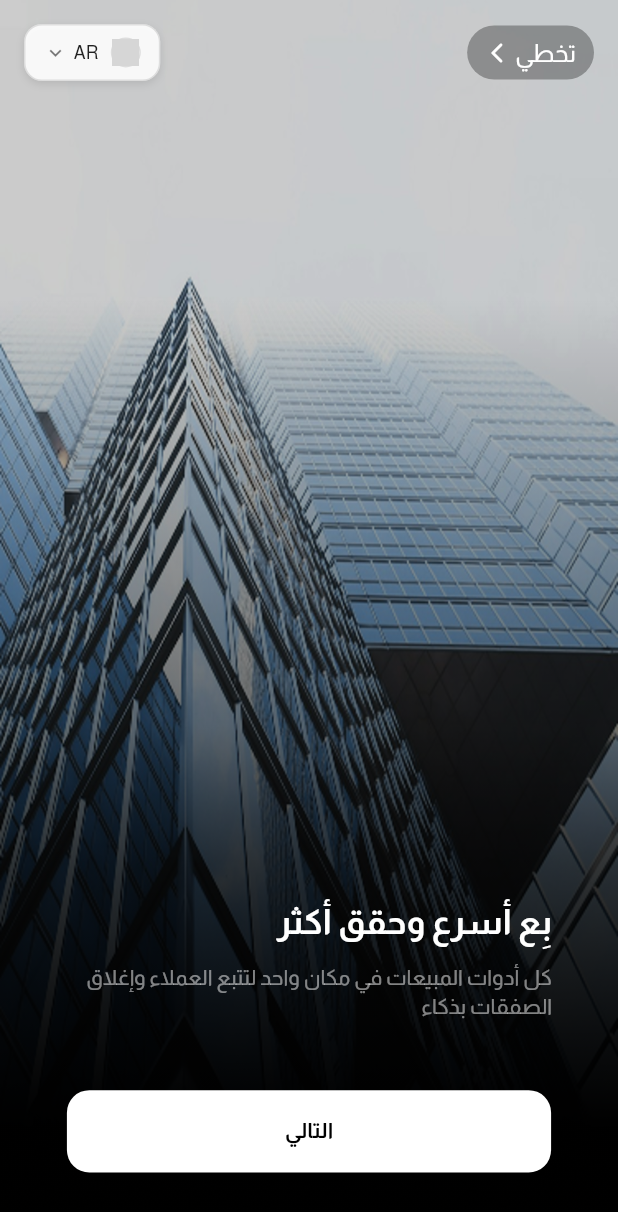
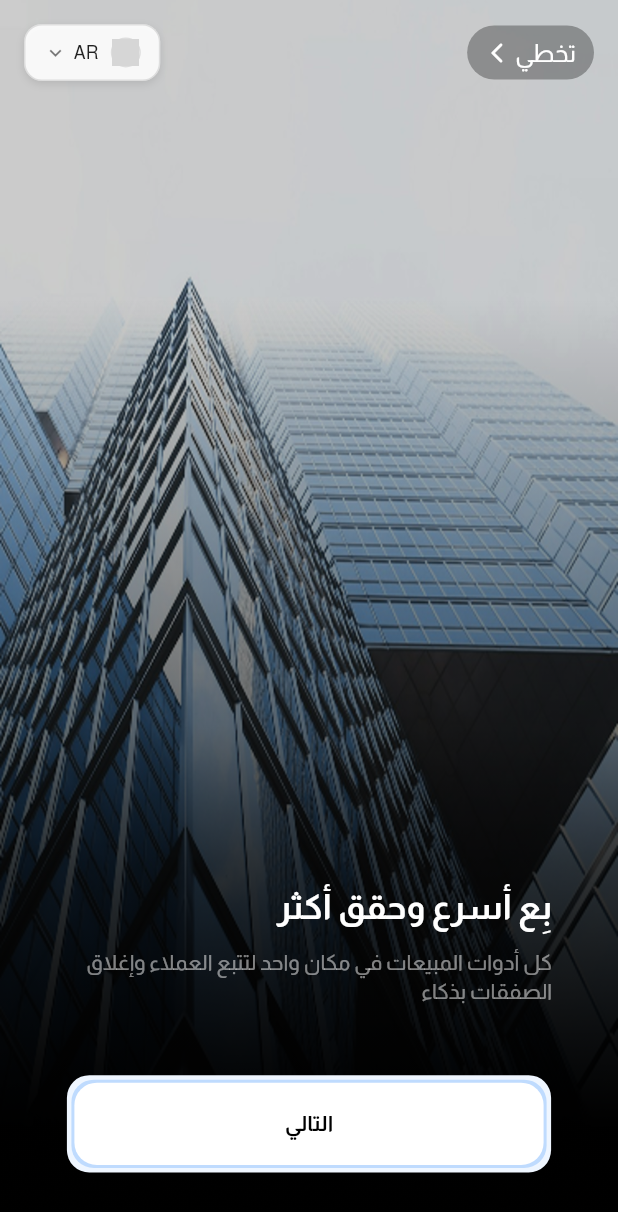
Before and after one commit to Tqniait123/crm_app, a Flutter app: the OnBoardingScreen screen opened by its route, on a phone screen of 412 x 824 dp. Shown: the top 1212 px of the screen. Run offline on Flutter 3.47's test engine with Material 3 defaults, Android fonts, the phone set to English and light mode, and no system bars; drawn by our look-alikes of auto_size_text; our stand-ins replace bloc, bot_toast, cached_network_image, connectivity_plus, dartz, dio and 18 more; accounts and stored records are empty; network calls fail; grey boxes are pictures that could not be loaded.

Commit message:
refactor(on_boarding): change create account flow to login flow
Update the onboarding screen to redirect to login instead of register
Also adjust button hero tags and labels accordingly

refactor(buttons): reorganize imports and enhance button styling

Reorganize import statements for better maintainability
Add nested container decorations for button visual enhancement

```diff
--- a/lib/core/utils/widgets/buttons/custom_elevated_button.dart
+++ b/lib/core/utils/widgets/buttons/custom_elevated_button.dart
@@ -1,14 +1,14 @@
 import 'package:auto_size_text/auto_size_text.dart';
+import 'package:crm_app/core/extensions/flipped_for_lcale.dart';
+import 'package:crm_app/core/extensions/sized_box.dart';
+import 'package:crm_app/core/extensions/txt_theme.dart';
+import 'package:crm_app/core/functions/unfocus.dart';
+import 'package:crm_app/core/theme/colors.dart';
 import 'package:easy_localization/easy_localization.dart';
 import 'package:flutter/material.dart';
 import 'package:flutter_screenutil/flutter_screenutil.dart';
 import 'package:flutter_spinkit/flutter_spinkit.dart';
 import 'package:flutter_svg/flutter_svg.dart';
-import 'package:crm_app/core/extensions/flipped_for_lcale.dart';
-import 'package:crm_app/core/extensions/sized_box.dart';
-import 'package:crm_app/core/extensions/txt_theme.dart';
-import 'package:crm_app/core/functions/unfocus.dart';
-import 'package:crm_app/core/theme/colors.dart';
 
 enum IconPosition { start, end }
 
@@ -148,19 +148,35 @@ class _CustomElevatedButtonState extends State<CustomElevatedButton> with Single
               child: Opacity(
                 opacity: _isPressed ? 0.7 : (widget.loading ? 0.5 : 1.0),
                 child: Container(
+                  decoration: BoxDecoration(borderRadius: BorderRadius.circular(15), color: Color(0xffEFF6FF)),
+                  padding: const EdgeInsets.all(3),
+                  child: Container(
+                    decoration: BoxDecoration(borderRadius: BorderRadius.circular(15), color: Color(0xffBFDBFE)),
+                    padding: const EdgeInsets.all(2),
+
+                    child: Container(
                       width: double.infinity,
                       height: widget.height?.h ?? 44.h,
                       alignment: Alignment.center,
                       decoration: BoxDecoration(
                         border: widget.isBordered
-                        ? Border.all(color: widget.isDisabled ? AppColors.disableColor : AppColors.greyED, width: 1.0)
+                            ? Border.all(
+                                color: widget.isDisabled ? AppColors.disableColor : AppColors.greyED,
+                                width: 1.0,
+                              )
                             : null,
                         borderRadius: widget.borderRadius ?? BorderRadius.circular(15),
                         color: widget.isDisabled
                             ? AppColors.disableColor
                             : (widget.isFilled ? (widget.backgroundColor ?? AppColors.primary) : AppColors.whiteEA),
                         boxShadow: widget.withShadow
-                        ? [BoxShadow(color: Colors.black.withOpacity(0.1), offset: const Offset(0, 4), blurRadius: 8)]
+                            ? [
+                                BoxShadow(
+                                  color: Colors.black.withOpacity(0.1),
+                                  offset: const Offset(0, 4),
+                                  blurRadius: 8,
+                                ),
+                              ]
                             : [],
                       ),
                       padding: EdgeInsets.symmetric(horizontal: widget.padding),
@@ -192,7 +208,8 @@ class _CustomElevatedButtonState extends State<CustomElevatedButton> with Single
                                     child: AutoSizeText(
                                       widget.title.tr(),
                                       style: context.theme.textTheme.bodySmall!.copyWith(
-                                    color: widget.textColor ?? (widget.isFilled ? AppColors.white : Color(0xff2D2D2D)),
+                                        color:
+                                            widget.textColor ?? (widget.isFilled ? AppColors.white : Color(0xff2D2D2D)),
                                         fontWeight: FontWeight.bold,
                                       ),
                                       maxLines: 1,
@@ -211,6 +228,8 @@ class _CustomElevatedButtonState extends State<CustomElevatedButton> with Single
                       ),
                     ),
                   ),
+                ),
+              ),
             );
           },
         ),
--- a/lib/features/on_boarding/presentation/pages/on_boarding_screen.dart
+++ b/lib/features/on_boarding/presentation/pages/on_boarding_screen.dart
@@ -90,7 +90,7 @@ class _OnBoardingScreenState extends State<OnBoardingScreen> {
   }
 
   void _handleCreateAccount() {
-    _completeOnBoarding(Routes.register);
+    _completeOnBoarding(Routes.login);
   }
 
   void _completeOnBoarding(String route) {
@@ -324,9 +324,9 @@ class _OnBoardingScreenState extends State<OnBoardingScreen> {
           child: _currentPage == 2
               ? CustomElevatedButton(
                   key: const ValueKey('create_account_button'),
-                  heroTag: 'create_account',
+                  heroTag: 'login',
                   // backgroundColor: Colors.pr,
-                  title: LocaleKeys.create_account.tr(),
+                  title: LocaleKeys.login.tr(),
                   // textColor: Colors.black,
                   onPressed: _handleCreateAccount,
                 )
@@ -336,7 +336,7 @@ class _OnBoardingScreenState extends State<OnBoardingScreen> {
 
         // Create account button
         CustomElevatedButton(
-          heroTag: 'create_account',
+          heroTag: 'next',
           // isFilled: false,
           backgroundColor: Colors.white,
           title: LocaleKeys.next.tr(),
```
Lines whose indentation alone changed are shown as unchanged.
